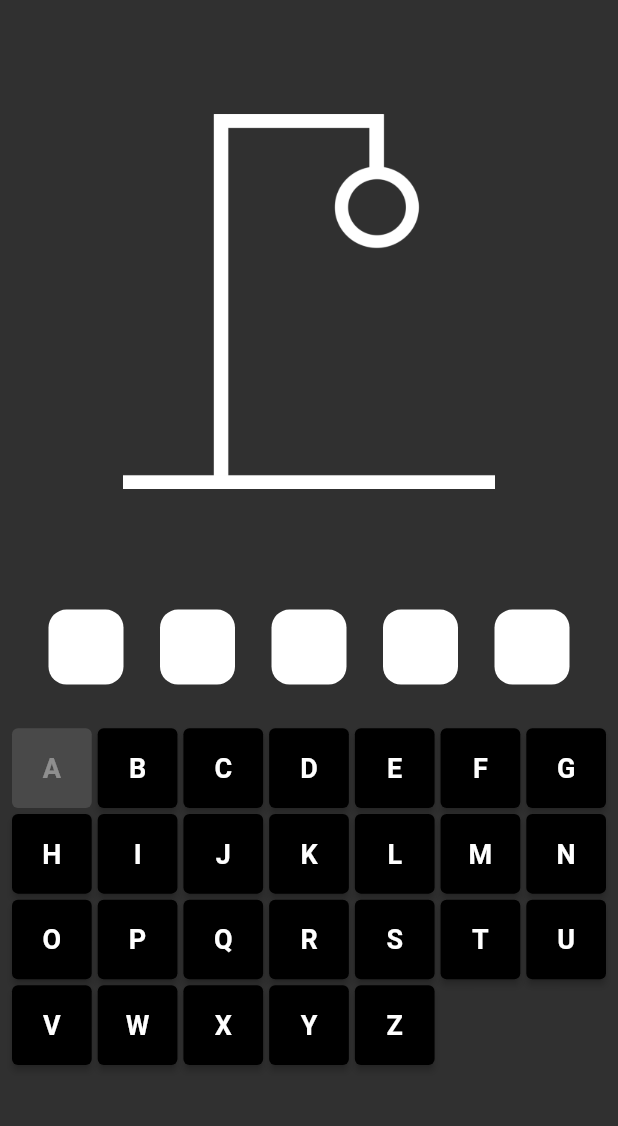
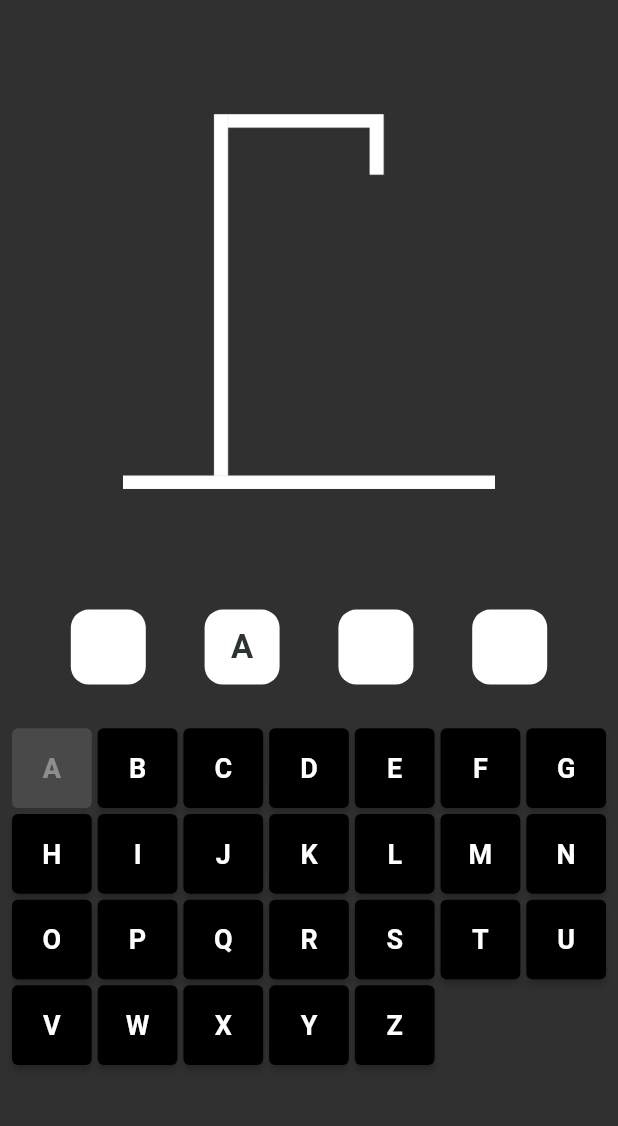
Before and after one commit to RJ2607/hangman, a Flutter app: the Gamescreens screen opened directly, after a tap on an icon or button, on a phone screen of 412 x 824 dp, the part 59-1185 px from its top. Run offline on Flutter 3.47's test engine with Material 2 defaults, Android fonts, the phone set to English and light mode, and no system bars.

Commit message:
random word

```diff
--- a/lib/game_screen.dart
+++ b/lib/game_screen.dart
@@ -4,6 +4,16 @@ import 'package:flutter/src/widgets/placeholder.dart';
 import 'package:hangman/const/consts.dart';
 import 'package:hangman/game/figure_widget.dart';
 import 'package:hangman/game/hidden_letters.dart';
+import 'dart:math';
+
+String generateRandomStringFromList(List<String> list) {
+  final random = Random();
+  final index = random.nextInt(list.length);
+  return list[index];
+}
+
+final list = ['John', 'Mary', 'Peter'];
+final word = generateRandomStringFromList(list).toUpperCase();
 
 class Gamescreens extends StatefulWidget {
   const Gamescreens({super.key});
@@ -14,7 +24,7 @@ class Gamescreens extends StatefulWidget {
 
 class _GamescreensState extends State<Gamescreens> {
   var characters = "abcdefghijklmnopqrstuvwxyz".toUpperCase();
-  var word = "rishi".toUpperCase();
+
   List<String> selectedchar = [];
   var tries = 0;
 
--- a/lib/home_screen.dart
+++ b/lib/home_screen.dart
@@ -59,7 +59,7 @@ class _homeScreenState extends State<homeScreen> {
                       width: 150,
                       child: ElevatedButton(
                         onPressed: () {
-                          Navigator.push(
+                          final word = Navigator.push(
                               context,
                               MaterialPageRoute(
                                   builder: (context) => const Gamescreens()));
```
